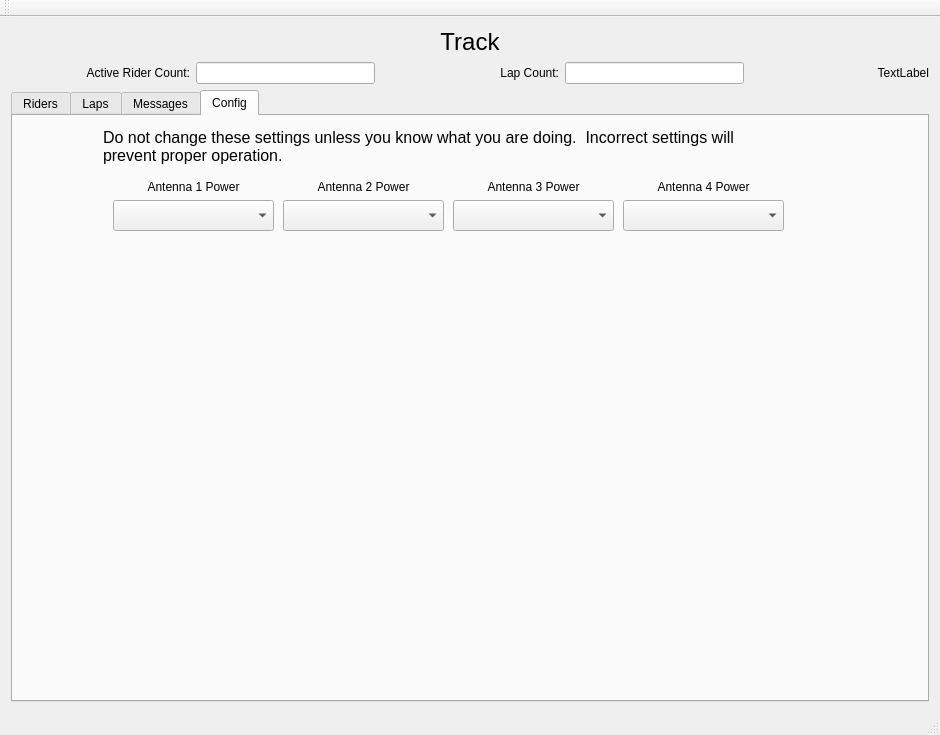
First picture: the form in src/fcvtc/mainwindow.ui, repository icunning/fcvtc, before the edit.
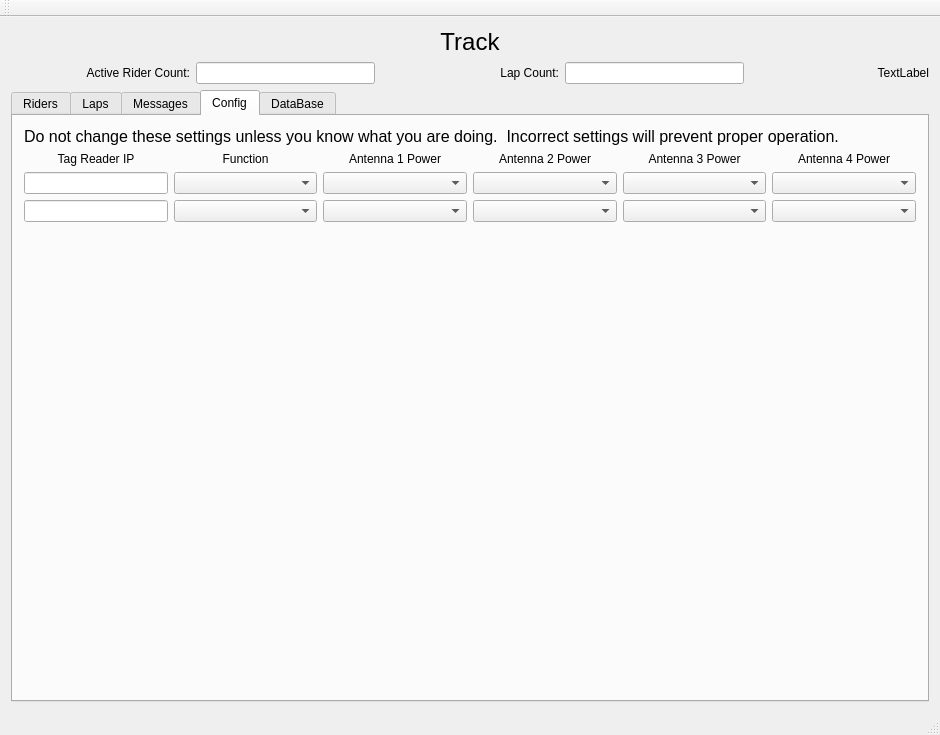
Second picture: the form after the edit. The open tabs and pages were chosen to show the change.

```diff
--- a/src/fcvtc/mainwindow.ui
+++ b/src/fcvtc/mainwindow.ui
@@ -368,129 +368,237 @@
        <attribute name="title">
         <string>Config</string>
        </attribute>
-       <widget class="QComboBox" name="antenna1ComboBox">
+       <layout class="QGridLayout" name="gridLayout_5">
+        <item row="3" column="5">
+         <widget class="QComboBox" name="antenna4ComboBox_2">
+          <property name="sizePolicy">
+           <sizepolicy hsizetype="Expanding" vsizetype="Fixed">
+            <horstretch>0</horstretch>
+            <verstretch>0</verstretch>
+           </sizepolicy>
+          </property>
+         </widget>
+        </item>
+        <item row="2" column="5">
+         <widget class="QComboBox" name="antenna4ComboBox">
+          <property name="sizePolicy">
+           <sizepolicy hsizetype="Expanding" vsizetype="Fixed">
+            <horstretch>0</horstretch>
+            <verstretch>0</verstretch>
+           </sizepolicy>
+          </property>
+         </widget>
+        </item>
+        <item row="0" column="0" colspan="6">
+         <widget class="QLabel" name="configLabel">
+          <property name="sizePolicy">
+           <sizepolicy hsizetype="Expanding" vsizetype="Fixed">
+            <horstretch>0</horstretch>
+            <verstretch>0</verstretch>
+           </sizepolicy>
+          </property>
+          <property name="font">
+           <font>
+            <pointsize>12</pointsize>
+           </font>
+          </property>
+          <property name="text">
+           <string>Do not change these settings unless you know what you are doing.  Incorrect settings will prevent proper operation.</string>
+          </property>
+          <property name="wordWrap">
+           <bool>true</bool>
+          </property>
+         </widget>
+        </item>
+        <item row="2" column="3">
+         <widget class="QComboBox" name="antenna2ComboBox">
+          <property name="sizePolicy">
+           <sizepolicy hsizetype="Expanding" vsizetype="Fixed">
+            <horstretch>0</horstretch>
+            <verstretch>0</verstretch>
+           </sizepolicy>
+          </property>
+         </widget>
+        </item>
+        <item row="2" column="4">
+         <widget class="QComboBox" name="antenna3ComboBox">
+          <property name="sizePolicy">
+           <sizepolicy hsizetype="Expanding" vsizetype="Fixed">
+            <horstretch>0</horstretch>
+            <verstretch>0</verstretch>
+           </sizepolicy>
+          </property>
+         </widget>
+        </item>
+        <item row="2" column="1">
+         <widget class="QComboBox" name="comboBox">
+          <property name="sizePolicy">
+           <sizepolicy hsizetype="Expanding" vsizetype="Fixed">
+            <horstretch>0</horstretch>
+            <verstretch>0</verstretch>
+           </sizepolicy>
+          </property>
+         </widget>
+        </item>
+        <item row="1" column="0">
+         <widget class="QLabel" name="IPLabel">
+          <property name="sizePolicy">
+           <sizepolicy hsizetype="Preferred" vsizetype="Fixed">
+            <horstretch>0</horstretch>
+            <verstretch>0</verstretch>
+           </sizepolicy>
+          </property>
+          <property name="text">
+           <string>Tag Reader IP</string>
+          </property>
+          <property name="alignment">
+           <set>Qt::AlignCenter</set>
+          </property>
+         </widget>
+        </item>
+        <item row="1" column="2">
+         <widget class="QLabel" name="antenna1Label">
+          <property name="text">
+           <string>Antenna 1 Power</string>
+          </property>
+          <property name="alignment">
+           <set>Qt::AlignCenter</set>
+          </property>
+         </widget>
+        </item>
+        <item row="1" column="3">
+         <widget class="QLabel" name="antenna2Label">
+          <property name="text">
+           <string>Antenna 2 Power</string>
+          </property>
+          <property name="alignment">
+           <set>Qt::AlignCenter</set>
+          </property>
+         </widget>
+        </item>
+        <item row="1" column="4">
+         <widget class="QLabel" name="antenna3Label">
+          <property name="text">
+           <string>Antenna 3 Power</string>
+          </property>
+          <property name="alignment">
+           <set>Qt::AlignCenter</set>
+          </property>
+         </widget>
+        </item>
+        <item row="1" column="5">
+         <widget class="QLabel" name="antenna4Label">
+          <property name="text">
+           <string>Antenna 4 Power</string>
+          </property>
+          <property name="alignment">
+           <set>Qt::AlignCenter</set>
+          </property>
+         </widget>
+        </item>
+        <item row="2" column="0">
+         <widget class="QLineEdit" name="lineEdit"/>
+        </item>
+        <item row="2" column="2">
+         <widget class="QComboBox" name="antenna1ComboBox">
+          <property name="sizePolicy">
+           <sizepolicy hsizetype="Expanding" vsizetype="Fixed">
+            <horstretch>0</horstretch>
+            <verstretch>0</verstretch>
+           </sizepolicy>
+          </property>
+         </widget>
+        </item>
+        <item row="3" column="2">
+         <widget class="QComboBox" name="antenna1ComboBox_2">
+          <property name="sizePolicy">
+           <sizepolicy hsizetype="Expanding" vsizetype="Fixed">
+            <horstretch>0</horstretch>
+            <verstretch>0</verstretch>
+           </sizepolicy>
+          </property>
+         </widget>
+        </item>
+        <item row="3" column="3">
+         <widget class="QComboBox" name="antenna2ComboBox_2">
+          <property name="sizePolicy">
+           <sizepolicy hsizetype="Expanding" vsizetype="Fixed">
+            <horstretch>0</horstretch>
+            <verstretch>0</verstretch>
+           </sizepolicy>
+          </property>
+         </widget>
+        </item>
+        <item row="3" column="4">
+         <widget class="QComboBox" name="antenna3ComboBox_2">
+          <property name="sizePolicy">
+           <sizepolicy hsizetype="Expanding" vsizetype="Fixed">
+            <horstretch>0</horstretch>
+            <verstretch>0</verstretch>
+           </sizepolicy>
+          </property>
+         </widget>
+        </item>
+        <item row="1" column="1">
+         <widget class="QLabel" name="fuinctonLabel">
+          <property name="text">
+           <string>Function</string>
+          </property>
+          <property name="alignment">
+           <set>Qt::AlignCenter</set>
+          </property>
+         </widget>
+        </item>
+        <item row="3" column="0">
+         <widget class="QLineEdit" name="lineEdit_2"/>
+        </item>
+        <item row="3" column="1">
+         <widget class="QComboBox" name="comboBox_2">
+          <property name="sizePolicy">
+           <sizepolicy hsizetype="Expanding" vsizetype="Fixed">
+            <horstretch>0</horstretch>
+            <verstretch>0</verstretch>
+           </sizepolicy>
+          </property>
+         </widget>
+        </item>
+        <item row="4" column="0" colspan="6">
+         <spacer name="verticalSpacer">
+          <property name="orientation">
+           <enum>Qt::Vertical</enum>
+          </property>
+          <property name="sizeHint" stdset="0">
+           <size>
+            <width>20</width>
+            <height>40</height>
+           </size>
+          </property>
+         </spacer>
+        </item>
+       </layout>
+      </widget>
+      <widget class="QWidget" name="tab">
+       <attribute name="title">
+        <string>DataBase</string>
+       </attribute>
+       <widget class="QLineEdit" name="deskTagIdLineEdit">
         <property name="geometry">
          <rect>
-          <x>100</x>
-          <y>84</y>
-          <width>161</width>
-          <height>31</height>
+          <x>40</x>
+          <y>40</y>
+          <width>179</width>
+          <height>23</height>
          </rect>
         </property>
        </widget>
-       <widget class="QLabel" name="antenna1Label">
+       <widget class="QLineEdit" name="deskTagNameLineEdit">
         <property name="geometry">
          <rect>
-          <x>100</x>
-          <y>60</y>
-          <width>161</width>
-          <height>21</height>
+          <x>240</x>
+          <y>40</y>
+          <width>391</width>
+          <height>23</height>
          </rect>
-        </property>
-        <property name="text">
-         <string>Antenna 1 Power</string>
-        </property>
-        <property name="alignment">
-         <set>Qt::AlignCenter</set>
-        </property>
-       </widget>
-       <widget class="QLabel" name="antenna2Label">
-        <property name="geometry">
-         <rect>
-          <x>270</x>
-          <y>60</y>
-          <width>161</width>
-          <height>21</height>
-         </rect>
-        </property>
-        <property name="text">
-         <string>Antenna 2 Power</string>
-        </property>
-        <property name="alignment">
-         <set>Qt::AlignCenter</set>
-        </property>
-       </widget>
-       <widget class="QComboBox" name="antenna2ComboBox">
-        <property name="geometry">
-         <rect>
-          <x>270</x>
-          <y>84</y>
-          <width>161</width>
-          <height>31</height>
-         </rect>
-        </property>
-       </widget>
-       <widget class="QLabel" name="antenna3Label">
-        <property name="geometry">
-         <rect>
-          <x>440</x>
-          <y>60</y>
-          <width>161</width>
-          <height>21</height>
-         </rect>
-        </property>
-        <property name="text">
-         <string>Antenna 3 Power</string>
-        </property>
-        <property name="alignment">
-         <set>Qt::AlignCenter</set>
-        </property>
-       </widget>
-       <widget class="QComboBox" name="antenna3ComboBox">
-        <property name="geometry">
-         <rect>
-          <x>440</x>
-          <y>84</y>
-          <width>161</width>
-          <height>31</height>
-         </rect>
-        </property>
-       </widget>
-       <widget class="QLabel" name="antenna4Label">
-        <property name="geometry">
-         <rect>
-          <x>610</x>
-          <y>60</y>
-          <width>161</width>
-          <height>21</height>
-         </rect>
-        </property>
-        <property name="text">
-         <string>Antenna 4 Power</string>
-        </property>
-        <property name="alignment">
-         <set>Qt::AlignCenter</set>
-        </property>
-       </widget>
-       <widget class="QComboBox" name="antenna4ComboBox">
-        <property name="geometry">
-         <rect>
-          <x>610</x>
-          <y>84</y>
-          <width>161</width>
-          <height>31</height>
-         </rect>
-        </property>
-       </widget>
-       <widget class="QLabel" name="configLabel">
-        <property name="geometry">
-         <rect>
-          <x>90</x>
-          <y>10</y>
-          <width>681</width>
-          <height>41</height>
-         </rect>
-        </property>
-        <property name="font">
-         <font>
-          <pointsize>12</pointsize>
-         </font>
-        </property>
-        <property name="text">
-         <string>Do not change these settings unless you know what you are doing.  Incorrect settings will prevent proper operation.</string>
-        </property>
-        <property name="wordWrap">
-         <bool>true</bool>
         </property>
        </widget>
       </widget>
```
Left out of the diff: 57 changed lines with no effect on the pictures.
